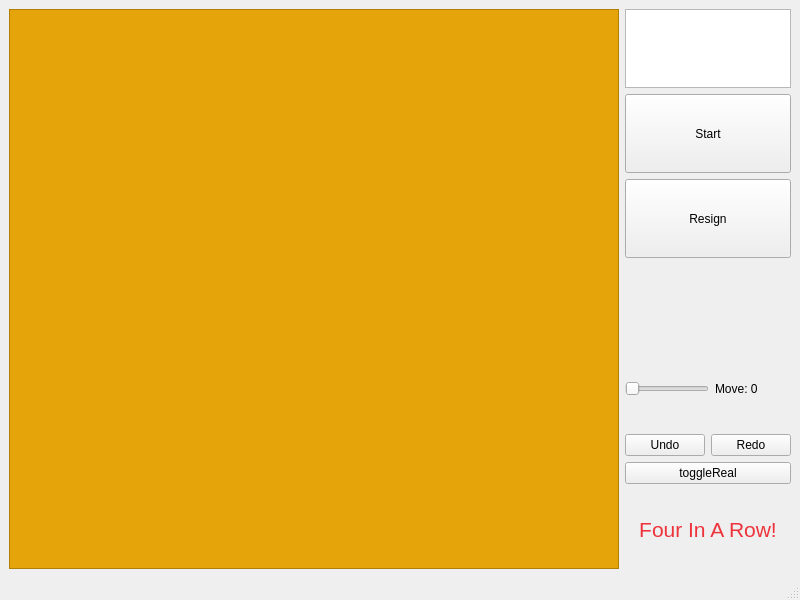
CharlieVinnie/RandGomoku, file testBoard/mainwindow.ui: the form before one commit.
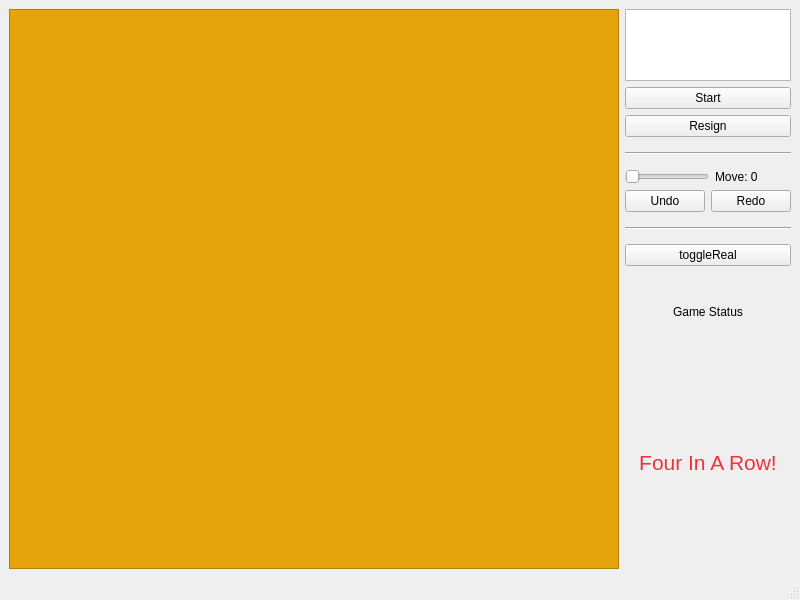
The form after the commit.

Patch:
```diff
--- a/testBoard/mainwindow.ui
+++ b/testBoard/mainwindow.ui
@@ -70,18 +70,15 @@
        </widget>
       </item>
       <item>
-       <widget class="QLabel" name="game_status">
-        <property name="maximumSize">
+       <widget class="Line" name="line_2">
+        <property name="minimumSize">
          <size>
-          <width>168</width>
-          <height>79</height>
+          <width>0</width>
+          <height>20</height>
          </size>
         </property>
-        <property name="text">
-         <string/>
-        </property>
-        <property name="alignment">
-         <set>Qt::AlignmentFlag::AlignCenter</set>
+        <property name="orientation">
+         <enum>Qt::Orientation::Horizontal</enum>
         </property>
        </widget>
       </item>
@@ -127,6 +124,19 @@
         </item>
        </layout>
       </item>
+      <item>
+       <widget class="Line" name="line">
+        <property name="minimumSize">
+         <size>
+          <width>0</width>
+          <height>20</height>
+         </size>
+        </property>
+        <property name="orientation">
+         <enum>Qt::Orientation::Horizontal</enum>
+        </property>
+       </widget>
+      </item>
       <item>
        <widget class="QPushButton" name="toggle_real">
         <property name="text">
@@ -134,8 +144,36 @@
         </property>
        </widget>
       </item>
+      <item>
+       <widget class="QLabel" name="game_status">
+        <property name="sizePolicy">
+         <sizepolicy hsizetype="Preferred" vsizetype="Expanding">
+          <horstretch>0</horstretch>
+          <verstretch>0</verstretch>
+         </sizepolicy>
+        </property>
+        <property name="maximumSize">
+         <size>
+          <width>168</width>
+          <height>79</height>
+         </size>
+        </property>
+        <property name="text">
+         <string>Game Status</string>
+        </property>
+        <property name="alignment">
+         <set>Qt::AlignmentFlag::AlignCenter</set>
+        </property>
+       </widget>
+      </item>
       <item>
        <widget class="QLabel" name="four_in_a_row_warning">
+        <property name="sizePolicy">
+         <sizepolicy hsizetype="Preferred" vsizetype="Expanding">
+          <horstretch>0</horstretch>
+          <verstretch>0</verstretch>
+         </sizepolicy>
+        </property>
         <property name="text">
          <string>&lt;html&gt;&lt;head/&gt;&lt;body&gt;&lt;p&gt;&lt;span style=&quot; font-size:16pt; color:#ed333b;&quot;&gt;Four In A Row!&lt;/span&gt;&lt;/p&gt;&lt;/body&gt;&lt;/html&gt;</string>
         </property>
```
